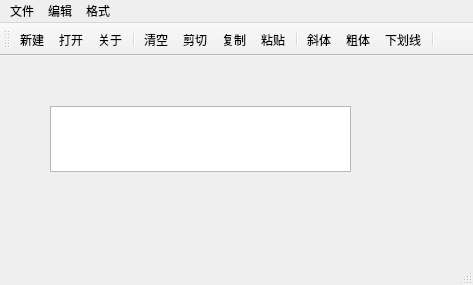
The window that mainwindow.ui (Fan-999/test_github) describes before a commit, drawn with Qt 5.
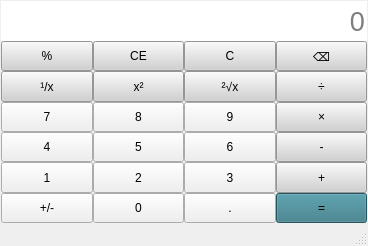
The same window after the commit. Icons and pictures are not drawn.

What changed in the file:
```diff
--- a/mainwindow.ui
+++ b/mainwindow.ui
@@ -6,277 +6,515 @@
    <rect>
     <x>0</x>
     <y>0</y>
-    <width>473</width>
-    <height>285</height>
+    <width>368</width>
+    <height>246</height>
    </rect>
   </property>
   <property name="windowTitle">
    <string>MainWindow</string>
   </property>
+  <property name="autoFillBackground">
+   <bool>false</bool>
+  </property>
+  <property name="styleSheet">
+   <string notr="true">QPushButton{
+	margin:0.1px;
+	font: 700 11pt &quot;Malgun Gothic&quot;;
+}
+QPushButton#btn_2x,QPushButton#btn_1x,QPushButton#btn_x2,QPushButton#btn_C,QPushButton#btn_CE,QPushButton#btn_delete,QPushButton#btn_multiple,QPushButton#btn_plus,QPushButton#btn_dividenum,QPushButton#btn_divide,QPushButton#btn_subtract{
+	background-color: rgb(209, 209, 209);
+	font: 700 11pt &quot;Malgun Gothic&quot;;
+}
+QPushButton#btn_2x:pressed,QPushButton#btn_1x:pressed,QPushButton#btn_x2:pressed,QPushButton#btn_C:pressed,QPushButton#btn_CE:pressed,QPushButton#btn_delete:pressed,QPushButton#btn_multiple:pressed,QPushButton#btn_plus:pressed,QPushButton#btn_dividenum:pressed,QPushButton#btn_divide:pressed,QPushButton#btn_subtract:pressed{
+	background-color: rgb(235, 235, 235);
+	color: rgb(134, 134, 134);
+}
+QPushButton:pressed{
+	background-color: rgb(235, 235, 235);
+	color: rgb(134, 134, 134);
+}
+QLineEdit{
+	font-size:20pt;
+}</string>
+  </property>
   <widget class="QWidget" name="centralwidget">
-   <widget class="QTextEdit" name="textEdit">
-    <property name="geometry">
-     <rect>
-      <x>50</x>
-      <y>50</y>
-      <width>301</width>
-      <height>66</height>
-     </rect>
+   <property name="styleSheet">
+    <string notr="true"/>
+   </property>
+   <layout class="QVBoxLayout" name="verticalLayout">
+    <property name="spacing">
+     <number>3</number>
     </property>
-   </widget>
+    <property name="leftMargin">
+     <number>1</number>
+    </property>
+    <property name="topMargin">
+     <number>1</number>
+    </property>
+    <property name="rightMargin">
+     <number>1</number>
+    </property>
+    <property name="bottomMargin">
+     <number>1</number>
+    </property>
+    <item>
+     <layout class="QGridLayout" name="gridLayout">
+      <property name="leftMargin">
+       <number>0</number>
+      </property>
+      <property name="topMargin">
+       <number>0</number>
+      </property>
+      <property name="rightMargin">
+       <number>0</number>
+      </property>
+      <property name="bottomMargin">
+       <number>0</number>
+      </property>
+      <property name="spacing">
+       <number>0</number>
+      </property>
+      <item row="6" column="2">
+       <widget class="QPushButton" name="btn_dot">
+        <property name="sizePolicy">
+         <sizepolicy hsizetype="Minimum" vsizetype="Preferred">
+          <horstretch>0</horstretch>
+          <verstretch>0</verstretch>
+         </sizepolicy>
+        </property>
+        <property name="styleSheet">
+         <string notr="true">
+</string>
+        </property>
+        <property name="text">
+         <string>.</string>
+        </property>
+       </widget>
+      </item>
+      <item row="3" column="0">
+       <widget class="QPushButton" name="btn_num7">
+        <property name="sizePolicy">
+         <sizepolicy hsizetype="Minimum" vsizetype="Preferred">
+          <horstretch>0</horstretch>
+          <verstretch>0</verstretch>
+         </sizepolicy>
+        </property>
+        <property name="styleSheet">
+         <string notr="true">
+</string>
+        </property>
+        <property name="text">
+         <string>7</string>
+        </property>
+       </widget>
+      </item>
+      <item row="3" column="1">
+       <widget class="QPushButton" name="btn_num8">
+        <property name="sizePolicy">
+         <sizepolicy hsizetype="Minimum" vsizetype="Preferred">
+          <horstretch>0</horstretch>
+          <verstretch>0</verstretch>
+         </sizepolicy>
+        </property>
+        <property name="styleSheet">
+         <string notr="true">
+</string>
+        </property>
+        <property name="text">
+         <string>8</string>
+        </property>
+       </widget>
+      </item>
+      <item row="6" column="0">
+       <widget class="QPushButton" name="btn_jiajian">
+        <property name="sizePolicy">
+         <sizepolicy hsizetype="Minimum" vsizetype="Preferred">
+          <horstretch>0</horstretch>
+          <verstretch>0</verstretch>
+         </sizepolicy>
+        </property>
+        <property name="styleSheet">
+         <string notr="true">
+</string>
+        </property>
+        <property name="text">
+         <string>+/-</string>
+        </property>
+       </widget>
+      </item>
+      <item row="2" column="2">
+       <widget class="QPushButton" name="btn_2x">
+        <property name="sizePolicy">
+         <sizepolicy hsizetype="Minimum" vsizetype="Preferred">
+          <horstretch>0</horstretch>
+          <verstretch>0</verstretch>
+         </sizepolicy>
+        </property>
+        <property name="styleSheet">
+         <string notr="true"/>
+        </property>
+        <property name="text">
+         <string>²√x</string>
+        </property>
+       </widget>
+      </item>
+      <item row="1" column="3">
+       <widget class="QPushButton" name="btn_delete">
+        <property name="sizePolicy">
+         <sizepolicy hsizetype="Minimum" vsizetype="Preferred">
+          <horstretch>0</horstretch>
+          <verstretch>0</verstretch>
+         </sizepolicy>
+        </property>
+        <property name="styleSheet">
+         <string notr="true"/>
+        </property>
+        <property name="text">
+         <string>⌫</string>
+        </property>
+       </widget>
+      </item>
+      <item row="6" column="3">
+       <widget class="QPushButton" name="btn_sum">
+        <property name="sizePolicy">
+         <sizepolicy hsizetype="Minimum" vsizetype="Preferred">
+          <horstretch>0</horstretch>
+          <verstretch>0</verstretch>
+         </sizepolicy>
+        </property>
+        <property name="styleSheet">
+         <string notr="true">font: 700 11pt &quot;Malgun Gothic&quot;;
+background-color: rgb(51, 118, 133);
+
+</string>
+        </property>
+        <property name="text">
+         <string>=</string>
+        </property>
+       </widget>
+      </item>
+      <item row="5" column="0">
+       <widget class="QPushButton" name="btn_num1">
+        <property name="sizePolicy">
+         <sizepolicy hsizetype="Minimum" vsizetype="Preferred">
+          <horstretch>0</horstretch>
+          <verstretch>0</verstretch>
+         </sizepolicy>
+        </property>
+        <property name="styleSheet">
+         <string notr="true">
+</string>
+        </property>
+        <property name="text">
+         <string>1</string>
+        </property>
+       </widget>
+      </item>
+      <item row="3" column="2">
+       <widget class="QPushButton" name="btn_num9">
+        <property name="sizePolicy">
+         <sizepolicy hsizetype="Minimum" vsizetype="Preferred">
+          <horstretch>0</horstretch>
+          <verstretch>0</verstretch>
+         </sizepolicy>
+        </property>
+        <property name="styleSheet">
+         <string notr="true">
+</string>
+        </property>
+        <property name="text">
+         <string>9</string>
+        </property>
+       </widget>
+      </item>
+      <item row="5" column="3">
+       <widget class="QPushButton" name="btn_plus">
+        <property name="sizePolicy">
+         <sizepolicy hsizetype="Minimum" vsizetype="Preferred">
+          <horstretch>0</horstretch>
+          <verstretch>0</verstretch>
+         </sizepolicy>
+        </property>
+        <property name="styleSheet">
+         <string notr="true"/>
+        </property>
+        <property name="text">
+         <string>+</string>
+        </property>
+       </widget>
+      </item>
+      <item row="5" column="2">
+       <widget class="QPushButton" name="btn_num3">
+        <property name="sizePolicy">
+         <sizepolicy hsizetype="Minimum" vsizetype="Preferred">
+          <horstretch>0</horstretch>
+          <verstretch>0</verstretch>
+         </sizepolicy>
+        </property>
+        <property name="styleSheet">
+         <string notr="true">
+</string>
+        </property>
+        <property name="text">
+         <string>3</string>
+        </property>
+       </widget>
+      </item>
+      <item row="1" column="2">
+       <widget class="QPushButton" name="btn_C">
+        <property name="sizePolicy">
+         <sizepolicy hsizetype="Minimum" vsizetype="Preferred">
+          <horstretch>0</horstretch>
+          <verstretch>0</verstretch>
+         </sizepolicy>
+        </property>
+        <property name="styleSheet">
+         <string notr="true"/>
+        </property>
+        <property name="text">
+         <string>C</string>
+        </property>
+       </widget>
+      </item>
+      <item row="2" column="0">
+       <widget class="QPushButton" name="btn_1x">
+        <property name="sizePolicy">
+         <sizepolicy hsizetype="Minimum" vsizetype="Preferred">
+          <horstretch>0</horstretch>
+          <verstretch>0</verstretch>
+         </sizepolicy>
+        </property>
+        <property name="styleSheet">
+         <string notr="true"/>
+        </property>
+        <property name="text">
+         <string>¹/x</string>
+        </property>
+       </widget>
+      </item>
+      <item row="4" column="3">
+       <widget class="QPushButton" name="btn_subtract">
+        <property name="sizePolicy">
+         <sizepolicy hsizetype="Minimum" vsizetype="Preferred">
+          <horstretch>0</horstretch>
+          <verstretch>0</verstretch>
+         </sizepolicy>
+        </property>
+        <property name="styleSheet">
+         <string notr="true"/>
+        </property>
+        <property name="text">
+         <string>-</string>
+        </property>
+       </widget>
+      </item>
+      <item row="4" column="1">
+       <widget class="QPushButton" name="btn_num5">
+        <property name="sizePolicy">
+         <sizepolicy hsizetype="Minimum" vsizetype="Preferred">
+          <horstretch>0</horstretch>
+          <verstretch>0</verstretch>
+         </sizepolicy>
+        </property>
+        <property name="styleSheet">
+         <string notr="true">
+</string>
+        </property>
+        <property name="text">
+         <string>5</string>
+        </property>
+       </widget>
+      </item>
+      <item row="2" column="3">
+       <widget class="QPushButton" name="btn_divide">
+        <property name="sizePolicy">
+         <sizepolicy hsizetype="Minimum" vsizetype="Preferred">
+          <horstretch>0</horstretch>
+          <verstretch>0</verstretch>
+         </sizepolicy>
+        </property>
+        <property name="styleSheet">
+         <string notr="true"/>
+        </property>
+        <property name="text">
+         <string>÷</string>
+        </property>
+       </widget>
+      </item>
+      <item row="4" column="2">
+       <widget class="QPushButton" name="btn_num6">
+        <property name="sizePolicy">
+         <sizepolicy hsizetype="Minimum" vsizetype="Preferred">
+          <horstretch>0</horstretch>
+          <verstretch>0</verstretch>
+         </sizepolicy>
+        </property>
+        <property name="styleSheet">
+         <string notr="true">
+</string>
+        </property>
+        <property name="text">
+         <string>6</string>
+        </property>
+       </widget>
+      </item>
+      <item row="6" column="1">
+       <widget class="QPushButton" name="btn_num0">
+        <property name="sizePolicy">
+         <sizepolicy hsizetype="Minimum" vsizetype="Preferred">
+          <horstretch>0</horstretch>
+          <verstretch>0</verstretch>
+         </sizepolicy>
+        </property>
+        <property name="styleSheet">
+         <string notr="true">
+</string>
+        </property>
+        <property name="text">
+         <string>0</string>
+        </property>
+       </widget>
+      </item>
+      <item row="0" column="0" colspan="4">
+       <widget class="QLineEdit" name="display">
+        <property name="sizePolicy">
+         <sizepolicy hsizetype="Expanding" vsizetype="Preferred">
+          <horstretch>0</horstretch>
+          <verstretch>0</verstretch>
+         </sizepolicy>
+        </property>
+        <property name="minimumSize">
+         <size>
+          <width>0</width>
+          <height>40</height>
+         </size>
+        </property>
+        <property name="styleSheet">
+         <string notr="true">QLineEdit{
+	border:none;
+}</string>
+        </property>
+        <property name="alignment">
+         <set>Qt::AlignmentFlag::AlignRight|Qt::AlignmentFlag::AlignTrailing|Qt::AlignmentFlag::AlignVCenter</set>
+        </property>
+        <property name="placeholderText">
+         <string>0</string>
+        </property>
+       </widget>
+      </item>
+      <item row="2" column="1">
+       <widget class="QPushButton" name="btn_x2">
+        <property name="sizePolicy">
+         <sizepolicy hsizetype="Minimum" vsizetype="Preferred">
+          <horstretch>0</horstretch>
+          <verstretch>0</verstretch>
+         </sizepolicy>
+        </property>
+        <property name="styleSheet">
+         <string/>
+        </property>
+        <property name="text">
+         <string>x²</string>
+        </property>
+       </widget>
+      </item>
+      <item row="5" column="1">
+       <widget class="QPushButton" name="btn_num2">
+        <property name="sizePolicy">
+         <sizepolicy hsizetype="Minimum" vsizetype="Preferred">
+          <horstretch>0</horstretch>
+          <verstretch>0</verstretch>
+         </sizepolicy>
+        </property>
+        <property name="styleSheet">
+         <string notr="true">
+</string>
+        </property>
+        <property name="text">
+         <string>2</string>
+        </property>
+       </widget>
+      </item>
+      <item row="4" column="0">
+       <widget class="QPushButton" name="btn_num4">
+        <property name="sizePolicy">
+         <sizepolicy hsizetype="Minimum" vsizetype="Preferred">
+          <horstretch>0</horstretch>
+          <verstretch>0</verstretch>
+         </sizepolicy>
+        </property>
+        <property name="styleSheet">
+         <string notr="true">
+</string>
+        </property>
+        <property name="text">
+         <string>4</string>
+        </property>
+       </widget>
+      </item>
+      <item row="1" column="0">
+       <widget class="QPushButton" name="btn_dividenum">
+        <property name="sizePolicy">
+         <sizepolicy hsizetype="Minimum" vsizetype="Preferred">
+          <horstretch>0</horstretch>
+          <verstretch>0</verstretch>
+         </sizepolicy>
+        </property>
+        <property name="styleSheet">
+         <string notr="true"/>
+        </property>
+        <property name="text">
+         <string>%</string>
+        </property>
+       </widget>
+      </item>
+      <item row="1" column="1">
+       <widget class="QPushButton" name="btn_CE">
+        <property name="sizePolicy">
+         <sizepolicy hsizetype="Minimum" vsizetype="Preferred">
+          <horstretch>0</horstretch>
+          <verstretch>0</verstretch>
+         </sizepolicy>
+        </property>
+        <property name="styleSheet">
+         <string notr="true"/>
+        </property>
+        <property name="text">
+         <string>CE</string>
+        </property>
+       </widget>
+      </item>
+      <item row="3" column="3">
+       <widget class="QPushButton" name="btn_multiple">
+        <property name="sizePolicy">
+         <sizepolicy hsizetype="Minimum" vsizetype="Preferred">
+          <horstretch>0</horstretch>
+          <verstretch>0</verstretch>
+         </sizepolicy>
+        </property>
+        <property name="styleSheet">
+         <string notr="true"/>
+        </property>
+        <property name="text">
+         <string>×</string>
+        </property>
+       </widget>
+      </item>
+     </layout>
+    </item>
+   </layout>
   </widget>
-  <widget class="QStatusBar" name="statusbar"/>
   <widget class="QMenuBar" name="menubar">
    <property name="geometry">
     <rect>
      <x>0</x>
      <y>0</y>
-     <width>473</width>
+     <width>368</width>
      <height>18</height>
     </rect>
    </property>
-   <widget class="QMenu" name="menu">
-    <property name="title">
-     <string>文件</string>
-    </property>
-    <addaction name="actAbout"/>
-    <addaction name="actopen"/>
-    <addaction name="action_2"/>
-    <addaction name="separator"/>
-    <addaction name="actclose"/>
-   </widget>
-   <widget class="QMenu" name="menu_2">
-    <property name="title">
-     <string>编辑</string>
-    </property>
-    <addaction name="actspace"/>
-    <addaction name="separator"/>
-    <addaction name="actv"/>
-    <addaction name="actioncopy"/>
-    <addaction name="actcut"/>
-   </widget>
-   <widget class="QMenu" name="menu_3">
-    <property name="title">
-     <string>格式</string>
-    </property>
-    <addaction name="actunder"/>
-    <addaction name="actb"/>
-    <addaction name="action_5"/>
-   </widget>
-   <addaction name="menu"/>
-   <addaction name="menu_2"/>
-   <addaction name="menu_3"/>
   </widget>
-  <widget class="QToolBar" name="toolBar">
-   <property name="windowTitle">
-    <string>toolBar</string>
-   </property>
-   <property name="toolButtonStyle">
-    <enum>Qt::ToolButtonStyle::ToolButtonTextUnderIcon</enum>
-   </property>
-   <attribute name="toolBarArea">
-    <enum>TopToolBarArea</enum>
-   </attribute>
-   <attribute name="toolBarBreak">
-    <bool>false</bool>
-   </attribute>
-   <addaction name="action_2"/>
-   <addaction name="actopen"/>
-   <addaction name="actAbout"/>
-   <addaction name="separator"/>
-   <addaction name="actspace"/>
-   <addaction name="actcut"/>
-   <addaction name="actioncopy"/>
-   <addaction name="actv"/>
-   <addaction name="separator"/>
-   <addaction name="action_5"/>
-   <addaction name="actb"/>
-   <addaction name="actunder"/>
-   <addaction name="separator"/>
-  </widget>
-  <action name="action_2">
-   <property name="icon">
-    <iconset resource="res.qrc">
-     <normaloff>:/images/images/new2.bmp</normaloff>:/images/images/new2.bmp</iconset>
-   </property>
-   <property name="text">
-    <string>新建</string>
-   </property>
-   <property name="toolTip">
-    <string>新建文件</string>
-   </property>
-   <property name="shortcut">
-    <string>Ctrl+N</string>
-   </property>
-   <property name="menuRole">
-    <enum>QAction::MenuRole::NoRole</enum>
-   </property>
-  </action>
-  <action name="actopen">
-   <property name="icon">
-    <iconset resource="res.qrc">
-     <normaloff>:/images/images/open3.bmp</normaloff>:/images/images/open3.bmp</iconset>
-   </property>
-   <property name="text">
-    <string>打开</string>
-   </property>
-   <property name="toolTip">
-    <string>打开文件</string>
-   </property>
-   <property name="shortcut">
-    <string>Ctrl+O</string>
-   </property>
-   <property name="menuRole">
-    <enum>QAction::MenuRole::NoRole</enum>
-   </property>
-  </action>
-  <action name="actclose">
-   <property name="icon">
-    <iconset resource="res.qrc">
-     <normaloff>:/images/images/exit.bmp</normaloff>:/images/images/exit.bmp</iconset>
-   </property>
-   <property name="text">
-    <string>退出</string>
-   </property>
-   <property name="toolTip">
-    <string>退出</string>
-   </property>
-   <property name="shortcut">
-    <string>Ctrl+F</string>
-   </property>
-   <property name="menuRole">
-    <enum>QAction::MenuRole::NoRole</enum>
-   </property>
-  </action>
-  <action name="actspace">
-   <property name="icon">
-    <iconset resource="res.qrc">
-     <normaloff>:/images/images/103.bmp</normaloff>:/images/images/103.bmp</iconset>
-   </property>
-   <property name="text">
-    <string>清空</string>
-   </property>
-   <property name="toolTip">
-    <string>清空所有</string>
-   </property>
-   <property name="menuRole">
-    <enum>QAction::MenuRole::NoRole</enum>
-   </property>
-  </action>
-  <action name="actcut">
-   <property name="icon">
-    <iconset resource="res.qrc">
-     <normaloff>:/images/images/cut.bmp</normaloff>:/images/images/cut.bmp</iconset>
-   </property>
-   <property name="text">
-    <string>剪切</string>
-   </property>
-   <property name="toolTip">
-    <string>剪切选中</string>
-   </property>
-   <property name="shortcut">
-    <string>Ctrl+X</string>
-   </property>
-   <property name="menuRole">
-    <enum>QAction::MenuRole::NoRole</enum>
-   </property>
-  </action>
-  <action name="actioncopy">
-   <property name="icon">
-    <iconset resource="res.qrc">
-     <normaloff>:/images/images/120.bmp</normaloff>:/images/images/120.bmp</iconset>
-   </property>
-   <property name="text">
-    <string>复制</string>
-   </property>
-   <property name="toolTip">
-    <string>复制文本</string>
-   </property>
-   <property name="shortcut">
-    <string>Ctrl+C</string>
-   </property>
-   <property name="menuRole">
-    <enum>QAction::MenuRole::NoRole</enum>
-   </property>
-  </action>
-  <action name="actv">
-   <property name="icon">
-    <iconset resource="res.qrc">
-     <normaloff>:/images/images/paste.bmp</normaloff>:/images/images/paste.bmp</iconset>
-   </property>
-   <property name="text">
-    <string>粘贴</string>
-   </property>
-   <property name="toolTip">
-    <string>粘贴文本</string>
-   </property>
-   <property name="shortcut">
-    <string>Ctrl+V</string>
-   </property>
-   <property name="menuRole">
-    <enum>QAction::MenuRole::NoRole</enum>
-   </property>
-  </action>
-  <action name="action_5">
-   <property name="checkable">
-    <bool>true</bool>
-   </property>
-   <property name="icon">
-    <iconset resource="res.qrc">
-     <normaloff>:/images/images/ITL.BMP</normaloff>:/images/images/ITL.BMP</iconset>
-   </property>
-   <property name="text">
-    <string>斜体</string>
-   </property>
-   <property name="menuRole">
-    <enum>QAction::MenuRole::TextHeuristicRole</enum>
-   </property>
-  </action>
-  <action name="actb">
-   <property name="checkable">
-    <bool>true</bool>
-   </property>
-   <property name="icon">
-    <iconset resource="res.qrc">
-     <normaloff>:/images/images/BLD.BMP</normaloff>:/images/images/BLD.BMP</iconset>
-   </property>
-   <property name="text">
-    <string>粗体</string>
-   </property>
-   <property name="menuRole">
-    <enum>QAction::MenuRole::TextHeuristicRole</enum>
-   </property>
-  </action>
-  <action name="actunder">
-   <property name="checkable">
-    <bool>true</bool>
-   </property>
-   <property name="icon">
-    <iconset resource="res.qrc">
-     <normaloff>:/images/images/UNDRLN.BMP</normaloff>:/images/images/UNDRLN.BMP</iconset>
-   </property>
-   <property name="text">
-    <string>下划线</string>
-   </property>
-   <property name="menuRole">
-    <enum>QAction::MenuRole::TextHeuristicRole</enum>
-   </property>
-  </action>
-  <action name="actAbout">
-   <property name="icon">
-    <iconset resource="res.qrc">
-     <normaloff>:/images/images/about.ico</normaloff>:/images/images/about.ico</iconset>
-   </property>
-   <property name="text">
-    <string>关于</string>
-   </property>
-   <property name="toolTip">
-    <string>关于...</string>
-   </property>
-   <property name="menuRole">
-    <enum>QAction::MenuRole::NoRole</enum>
-   </property>
-  </action>
+  <widget class="QStatusBar" name="statusbar"/>
  </widget>
  <resources>
   <include location="res.qrc"/>
```
Left out of the diff: 87 changed lines with no effect on the pictures.
